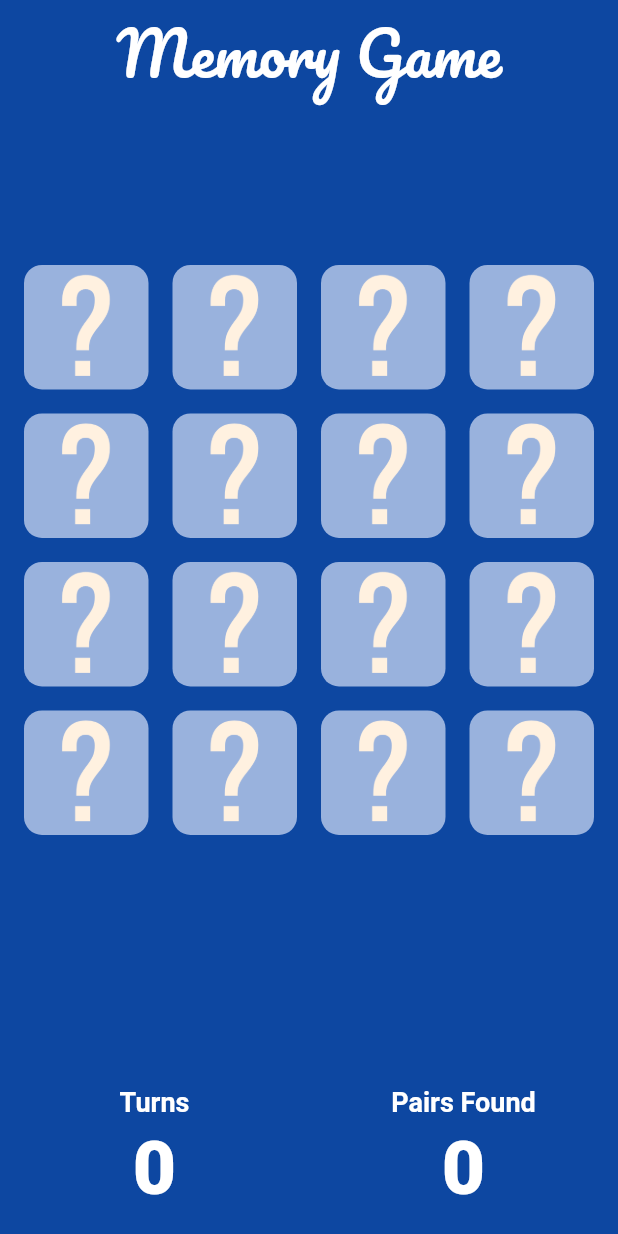
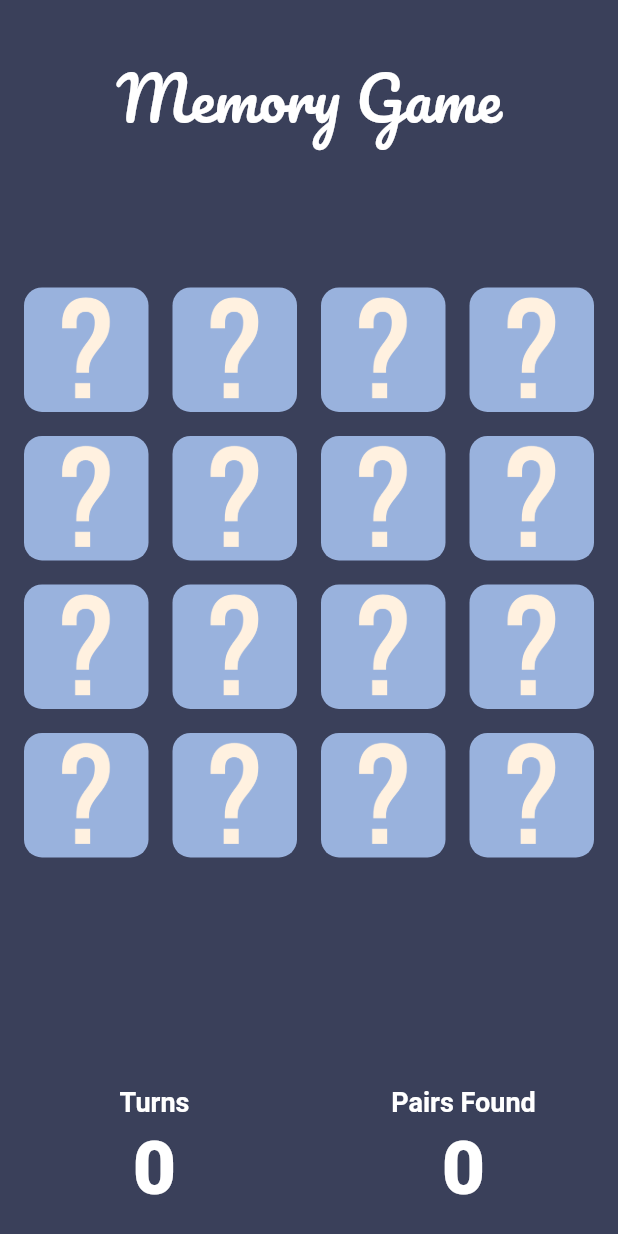
Before and after one commit to atharvaarankalle/memorygame, a Flutter app: the screen it shows after launch, on a phone screen of 412 x 824 dp. Run offline on Flutter 3.47's test engine with Material 2 defaults, Android fonts, the phone set to English and light mode, and no system bars.

```diff
--- /dev/null
+++ b/lib/game.dart
@@ -0,0 +1,31 @@
+class Game {
+  List<bool> isCardFlipped = [];
+
+  String questionCardPath = "assets/images/hidden.png";
+
+  List<String> cardPaths = [
+    "assets/images/beer.png",
+    "assets/images/beer.png",
+    "assets/images/burger.png",
+    "assets/images/burger.png",
+    "assets/images/cupcake.png",
+    "assets/images/cupcake.png",
+    "assets/images/donut.png",
+    "assets/images/donut.png",
+    "assets/images/fries.png",
+    "assets/images/fries.png",
+    "assets/images/icecream.png",
+    "assets/images/icecream.png",
+    "assets/images/pizza.png",
+    "assets/images/pizza.png",
+    "assets/images/popcorn.png",
+    "assets/images/popcorn.png",
+  ];
+
+  List<int> selectedCards = [];
+
+  void initGame() {
+    isCardFlipped = List.filled(16, false);
+    cardPaths.shuffle();
+  }
+}
--- a/lib/main.dart
+++ b/lib/main.dart
@@ -1,4 +1,5 @@
 import 'package:flutter/material.dart';
+import 'package:memory_game/game.dart';
 import 'package:memory_game/widgets/custom_card.dart';
 
 import 'widgets/header.dart';
@@ -13,69 +14,126 @@ class MyApp extends StatelessWidget {
   // This widget is the root of your application.
   @override
   Widget build(BuildContext context) {
-    return MaterialApp(
+    return const MaterialApp(
       title: 'Flutter Demo',
-      home: const GameScreen(),
+      home: HomeScreen(),
     );
   }
 }
 
-class GameScreen extends StatefulWidget {
-  const GameScreen({Key? key}) : super(key: key);
+class HomeScreen extends StatefulWidget {
+  const HomeScreen({Key? key}) : super(key: key);
 
   @override
-  State<GameScreen> createState() => _GameScreenState();
+  State<HomeScreen> createState() => _HomeScreenState();
 }
 
-class _GameScreenState extends State<GameScreen> {
+class _HomeScreenState extends State<HomeScreen> {
+  Game game = Game();
 
   int turns = 0;
   int pairsFound = 0;
 
   @override
+  void initState() {
+    super.initState();
+    game.initGame();
+  }
+
+  @override
   Widget build(BuildContext context) {
     return Scaffold(
+      backgroundColor: const Color(0xFF3A405A),
       body: Column(
-        children: [
+        children: <Widget>[
+          const SizedBox(
+            height: 30,
+          ),
           const Header("Memory Game"),
           Expanded(
             child: Center(
               child: AspectRatio(
                 aspectRatio: 9 / 10,
                 child: GridView.builder(
-                padding: EdgeInsets.all(16),
-                gridDelegate: SliverGridDelegateWithFixedCrossAxisCount(crossAxisCount: 4, crossAxisSpacing: 16, mainAxisSpacing: 16,),
-                itemBuilder: ((context, index) {
+                    itemCount: game.cardPaths.length,
+                    gridDelegate:
+                        const SliverGridDelegateWithFixedCrossAxisCount(
+                      crossAxisCount: 4,
+                      crossAxisSpacing: 16.0,
+                      mainAxisSpacing: 16.0,
+                    ),
+                    padding: const EdgeInsets.all(16.0),
+                    itemBuilder: (context, index) {
                       return GestureDetector(
                         onTap: () {
                           setState(() {
-                        turns++;
+                            turns += 1;
+                            game.selectedCards.add(index);
                           });
+
+                          // Player selected two cards
+                          if (game.selectedCards.length == 2) {
+                            int firstCard = game.selectedCards.elementAt(0);
+                            int secondCard = game.selectedCards.elementAt(1);
+
+                            if (game.cardPaths[firstCard] ==
+                                    game.cardPaths[secondCard] &&
+                                firstCard != secondCard) {
+                              // The two cards match!
+
+                              game.isCardFlipped[firstCard] = true;
+                              game.isCardFlipped[secondCard] = true;
+                              pairsFound += 1;
+
+                              if (pairsFound == 8) {
+                                game.initGame();
+                                pairsFound = 0;
+                                turns = 0;
+                              }
+
+                              game.selectedCards.clear();
+                            } else {
+                              Future.delayed(const Duration(milliseconds: 250),
+                                  () {
+                                setState(() {
+                                  game.selectedCards.clear();
+                                });
+                              });
+                            }
+                          }
                         },
                         child: Container(
                           decoration: BoxDecoration(
                             color: const Color(0xFF99B2DD),
-                        borderRadius: BorderRadius.circular(12),
+                            borderRadius: BorderRadius.circular(12.0),
                             image: DecorationImage(
-                          image: AssetImage("assets/images/hidden.png"),
+                              image: AssetImage((() {
+                                if (game.isCardFlipped[index] == true ||
+                                    game.selectedCards.contains(index)) {
+                                  return game.cardPaths[index];
+                                } else {
+                                  return game.questionCardPath;
+                                }
+                              })()),
+                              fit: BoxFit.cover,
                             ),
                           ),
                         ),
                       );
                     }),
-                itemCount: 16,
               ),
             ),
-            ),),
+          ),
           Row(
-            // mainAxisAlignment: MainAxisAlignment.spaceAround,
-            // crossAxisAlignment: CrossAxisAlignment.center,
+            //mainAxisAlignment: MainAxisAlignment.spaceAround,
+            //crossAxisAlignment: CrossAxisAlignment.center,
             children: [
               CustomCard("Turns", "$turns"),
               CustomCard("Pairs Found", "$pairsFound"),
             ],
           ),
         ],
-      ), backgroundColor: Colors.blue[900]);
+      ),
+    );
   }
 }
```
Lines whose indentation alone changed are shown as unchanged.
